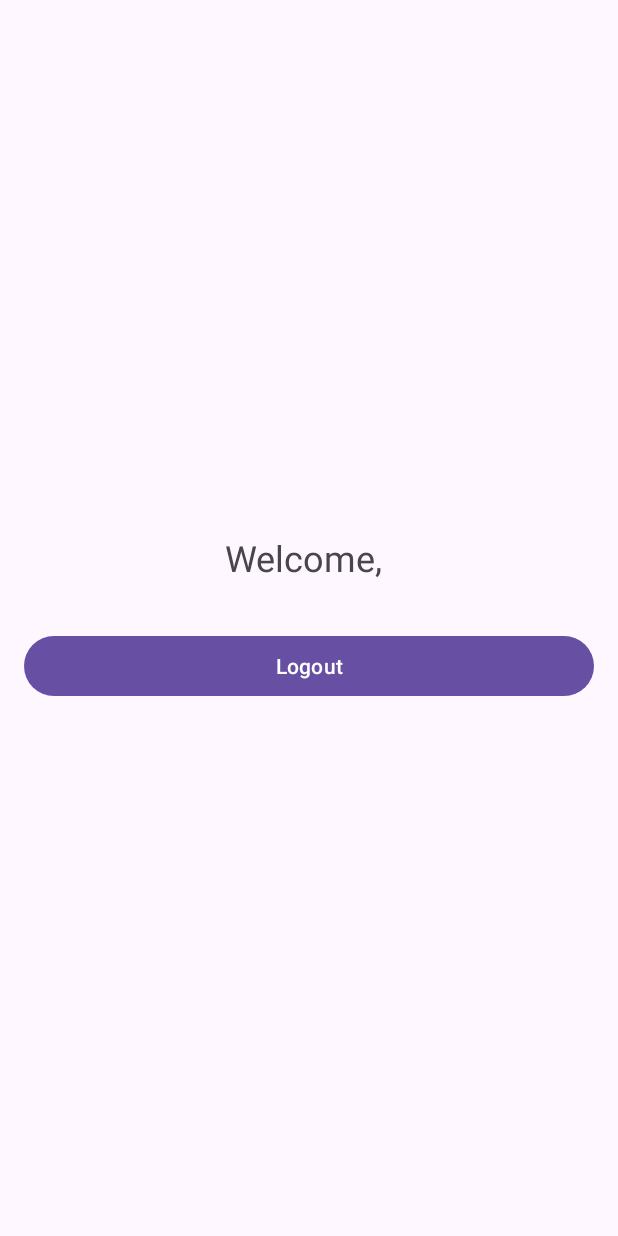
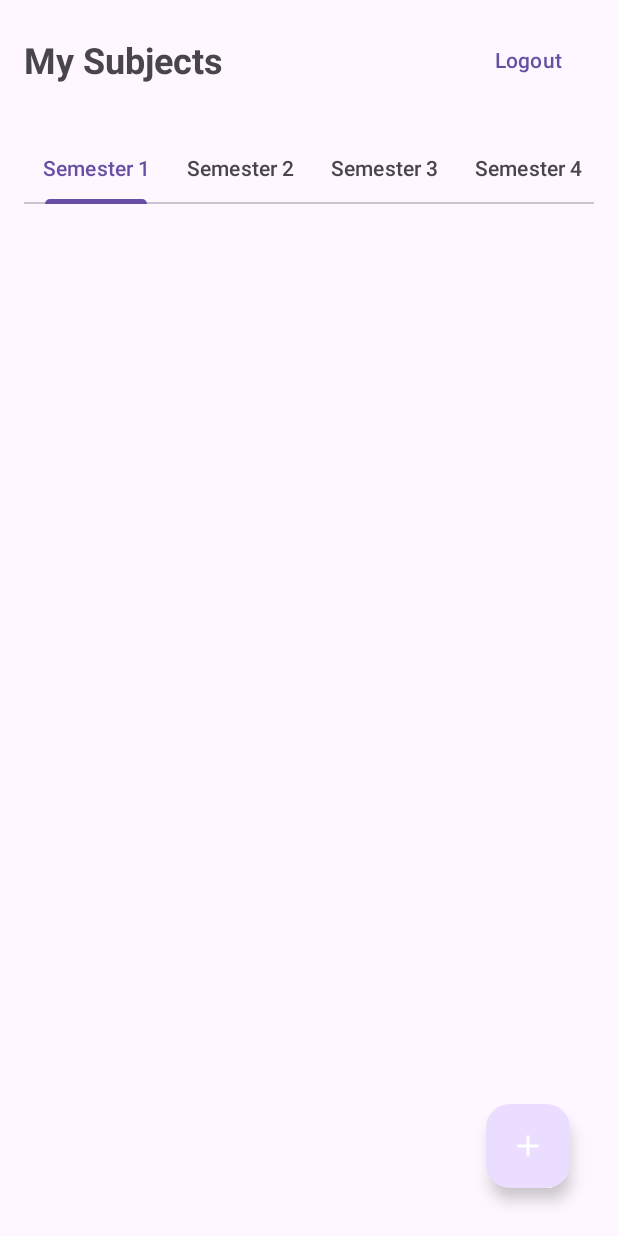
Before and after one commit to pasza003/proteus-app, an Android app: the screen it shows after launch once a user with an empty profile is signed in (MainActivity before the commit, HomeActivity after it), on a phone screen of 412 x 824 dp. Run offline under Robolectric (Android 15) with nearby library versions, the phone set to English and light mode, and no system bars; our stand-ins replace Firebase (no records; nobody signed in at launch, a user with empty details on screens opened directly).

Commit message:
Milestone 2

```diff
--- a/app/build.gradle
+++ b/app/build.gradle
@@ -36,6 +36,9 @@ dependencies {
     implementation libs.activity
     implementation libs.constraintlayout
     implementation libs.firebase.auth
+    implementation libs.firebase.firestore
+    implementation libs.recyclerview
+    implementation libs.material.v190
     testImplementation libs.junit
     androidTestImplementation libs.ext.junit
     androidTestImplementation libs.espresso.core
--- a/app/src/main/AndroidManifest.xml
+++ b/app/src/main/AndroidManifest.xml
@@ -13,7 +13,7 @@
         android:theme="@style/Theme.ProteusApp"
         tools:targetApi="31">
         <activity
-            android:name=".MainActivity"
+            android:name=".HomeActivity"
             android:exported="true">
             <intent-filter>
                 <action android:name="android.intent.action.MAIN" />
@@ -29,6 +29,10 @@
         <activity
             android:name=".RegisterActivity"
             android:exported="false" />
+
+        <activity
+            android:name=".AddSubjectActivity"
+            android:exported="false" />
     </application>
 
 </manifest>
--- /dev/null
+++ b/app/src/main/java/com/example/proteusapp/HomeActivity.java
@@ -0,0 +1,197 @@
+package com.example.proteusapp;
+
+import android.content.Intent;
+import android.os.Bundle;
+import android.util.Log;
+import android.view.View;
+import android.widget.Button;
+import android.widget.Toast;
+
+import androidx.appcompat.app.AppCompatActivity;
+import androidx.recyclerview.widget.LinearLayoutManager;
+import androidx.recyclerview.widget.RecyclerView;
+
+import com.google.android.material.floatingactionbutton.FloatingActionButton;
+import com.google.android.material.tabs.TabLayout;
+import com.google.firebase.auth.FirebaseAuth;
+import com.google.firebase.auth.FirebaseUser;
+import com.google.firebase.firestore.FirebaseFirestore;
+import com.google.firebase.firestore.Query;
+import com.google.firebase.firestore.QueryDocumentSnapshot;
+
+import java.util.ArrayList;
+import java.util.List;
+
+public class HomeActivity extends AppCompatActivity implements SubjectAdapter.OnSubjectActionListener {
+
+    private static final String TAG = "HomeActivity";
+    private FirebaseAuth mAuth;
+    private FirebaseFirestore db;
+    private TabLayout tabLayoutSemesters;
+    private RecyclerView recyclerViewSubjects;
+    private FloatingActionButton fabAddSubject;
+    private Button buttonLogout;
+
+    private SubjectAdapter subjectAdapter;
+    private List<Subject> subjects;
+    private int currentSemester = 1;
+
+    @Override
+    protected void onCreate(Bundle savedInstanceState) {
+        super.onCreate(savedInstanceState);
+        setContentView(R.layout.activity_home);
+
+        mAuth = FirebaseAuth.getInstance();
+        db = FirebaseFirestore.getInstance();
+
+        initializeViews();
+
+        setupSemesterTabs();
+        setupRecyclerView();
+        setupClickListeners();
+
+        loadSubjects(currentSemester);
+    }
+
+    private void initializeViews() {
+        tabLayoutSemesters = findViewById(R.id.tabLayoutSemesters);
+        recyclerViewSubjects = findViewById(R.id.recyclerViewSubjects);
+        fabAddSubject = findViewById(R.id.fabAddSubject);
+        buttonLogout = findViewById(R.id.buttonLogout);
+    }
+
+    private void setupSemesterTabs() {
+        for (int i = 1; i <= 6; i++) {
+            tabLayoutSemesters.addTab(tabLayoutSemesters.newTab().setText("Semester " + i));
+        }
+
+        tabLayoutSemesters.addOnTabSelectedListener(new TabLayout.OnTabSelectedListener() {
+            @Override
+            public void onTabSelected(TabLayout.Tab tab) {
+                currentSemester = tab.getPosition() + 1;
+                loadSubjects(currentSemester);
+            }
+
+            @Override
+            public void onTabUnselected(TabLayout.Tab tab) {}
+
+            @Override
+            public void onTabReselected(TabLayout.Tab tab) {}
+        });
+    }
+
+    private void setupRecyclerView() {
+        subjects = new ArrayList<>();
+        subjectAdapter = new SubjectAdapter(subjects, this);
+        recyclerViewSubjects.setLayoutManager(new LinearLayoutManager(this));
+        recyclerViewSubjects.setAdapter(subjectAdapter);
+    }
+
+    private void setupClickListeners() {
+        buttonLogout.setOnClickListener(v -> logout());
+
+        fabAddSubject.setOnClickListener(v -> {
+            Intent intent = new Intent(this, AddSubjectActivity.class);
+            intent.putExtra("semester", currentSemester);
+            startActivity(intent);
+        });
+    }
+
+    private void loadSubjects(int semester) {
+        FirebaseUser user = mAuth.getCurrentUser();
+        if (user == null) {
+            logout();
+            return;
+        }
+
+        db.collection("users")
+                .document(user.getUid())
+                .collection("subjects")
+                .whereEqualTo("semester", semester)
+                .orderBy("dateAdded", Query.Direction.DESCENDING)
+                .get()
+                .addOnSuccessListener(queryDocumentSnapshots -> {
+                    subjects.clear();
+                    for (QueryDocumentSnapshot document : queryDocumentSnapshots) {
+                        Subject subject = document.toObject(Subject.class);
+                        subject.setId(document.getId());
+                        subjects.add(subject);
+                    }
+                    subjectAdapter.updateSubjects(subjects);
+                    Log.d(TAG, "Loaded " + subjects.size() + " subjects for semester " + semester);
+                })
+                .addOnFailureListener(e -> {
+                    Log.e(TAG, "Error loading subjects", e);
+                    Toast.makeText(this, "Error loading subjects: " + e.getMessage(),
+                            Toast.LENGTH_SHORT).show();
+                });
+    }
+
+    @Override
+    public void onSubjectTakenChanged(Subject subject, boolean taken) {
+        FirebaseUser user = mAuth.getCurrentUser();
+        if (user == null) return;
+
+        subject.setTaken(taken);
+
+        db.collection("users")
+                .document(user.getUid())
+                .collection("subjects")
+                .document(subject.getId())
+                .update("taken", taken)
+                .addOnSuccessListener(aVoid -> {
+                    Log.d(TAG, "Subject updated successfully");
+                    Toast.makeText(this, "Subject " + (taken ? "marked as taken" : "unmarked"),
+                            Toast.LENGTH_SHORT).show();
+                })
+                .addOnFailureListener(e -> {
+                    Log.e(TAG, "Error updating subject", e);
+                    Toast.makeText(this, "Error updating subject: " + e.getMessage(),
+                            Toast.LENGTH_SHORT).show();
+                    loadSubjects(currentSemester);
+                });
+    }
+
+    @Override
+    public void onSubjectRemoved(Subject subject) {
+        FirebaseUser user = mAuth.getCurrentUser();
+        if (user == null) return;
+
+        db.collection("users")
+                .document(user.getUid())
+                .collection("subjects")
+                .document(subject.getId())
+                .delete()
+                .addOnSuccessListener(aVoid -> {
+                    Log.d(TAG, "Subject deleted successfully");
+                    Toast.makeText(this, "Subject removed", Toast.LENGTH_SHORT).show();
+                    loadSubjects(currentSemester);
+                })
+                .addOnFailureListener(e -> {
+                    Log.e(TAG, "Error deleting subject", e);
+                    Toast.makeText(this, "Error removing subject: " + e.getMessage(),
+                            Toast.LENGTH_SHORT).show();
+                });
+    }
+
+    private void logout() {
+        mAuth.signOut();
+        startActivity(new Intent(this, LoginActivity.class));
+        finish();
+    }
+
+    @Override
+    protected void onResume() {
+        super.onResume();
+        loadSubjects(currentSemester);
+    }
+
+    @Override
+    protected void onStart() {
+        super.onStart();
+        FirebaseUser currentUser = mAuth.getCurrentUser();
+        if (currentUser == null) {
+            logout();
+        }
+    }
+}
--- a/app/src/main/java/com/example/proteusapp/LoginActivity.java
+++ b/app/src/main/java/com/example/proteusapp/LoginActivity.java
@@ -87,7 +87,7 @@ public class LoginActivity extends AppCompatActivity {
                         if (task.isSuccessful()) {
                             // Sign in success, update UI with the signed-in user's information
                             Toast.makeText(LoginActivity.this, "Login successful", Toast.LENGTH_SHORT).show();
-                            startActivity(new Intent(LoginActivity.this, MainActivity.class));
+                            startActivity(new Intent(LoginActivity.this, HomeActivity.class));
                             finish();
                         } else {
                             // If sign in fails, display a message to the user
--- a/app/src/main/java/com/example/proteusapp/MainActivity.java
+++ /dev/null
@@ -1,57 +0,0 @@
-package com.example.proteusapp;
-
-import android.content.Intent;
-import android.os.Bundle;
-import android.view.View;
-import android.widget.Button;
-import android.widget.TextView;
-
-import androidx.appcompat.app.AppCompatActivity;
-
-import com.google.firebase.auth.FirebaseAuth;
-import com.google.firebase.auth.FirebaseUser;
-
-public class MainActivity extends AppCompatActivity {
-
-    private TextView textViewWelcome;
-    private Button buttonLogout;
-    private FirebaseAuth mAuth;
-
-    @Override
-    protected void onCreate(Bundle savedInstanceState) {
-        super.onCreate(savedInstanceState);
-        setContentView(R.layout.activity_main);
-
-        // Initialize Firebase Auth
-        mAuth = FirebaseAuth.getInstance();
-
-        // Initialize views
-        textViewWelcome = findViewById(R.id.textViewWelcome);
-        buttonLogout = findViewById(R.id.buttonLogout);
-
-        // Logout button click listener
-        buttonLogout.setOnClickListener(new View.OnClickListener() {
-            @Override
-            public void onClick(View v) {
-                mAuth.signOut();
-                startActivity(new Intent(MainActivity.this, LoginActivity.class));
-                finish();
-            }
-        });
-    }
-
-    @Override
-    protected void onStart() {
-        super.onStart();
-        // Check if user is signed in
-        FirebaseUser currentUser = mAuth.getCurrentUser();
-        if (currentUser == null) {
-            // User is not logged in, redirect to login
-            startActivity(new Intent(this, LoginActivity.class));
-            finish();
-        } else {
-            // User is logged in, display welcome message
-            textViewWelcome.setText("Welcome, " + currentUser.getEmail());
-        }
-    }
-}
--- a/app/src/main/java/com/example/proteusapp/RegisterActivity.java
+++ b/app/src/main/java/com/example/proteusapp/RegisterActivity.java
@@ -101,7 +101,7 @@ public class RegisterActivity extends AppCompatActivity {
                         if (task.isSuccessful()) {
                             // Sign in success
                             Toast.makeText(RegisterActivity.this, "User registered successfully", Toast.LENGTH_SHORT).show();
-                            startActivity(new Intent(RegisterActivity.this, MainActivity.class));
+                            startActivity(new Intent(RegisterActivity.this, HomeActivity.class));
                             finish();
                         } else {
                             // If registration fails, display a message to the user
--- /dev/null
+++ b/app/src/main/java/com/example/proteusapp/SubjectAdapter.java
@@ -0,0 +1,88 @@
+package com.example.proteusapp;
+
+import android.view.LayoutInflater;
+import android.view.View;
+import android.view.ViewGroup;
+import android.widget.Button;
+import android.widget.CheckBox;
+import android.widget.TextView;
+
+import androidx.annotation.NonNull;
+import androidx.recyclerview.widget.RecyclerView;
+
+import java.util.List;
+
+public class SubjectAdapter extends RecyclerView.Adapter<SubjectAdapter.SubjectViewHolder> {
+
+    private List<Subject> subjects;
+    private OnSubjectActionListener listener;
+
+    public interface OnSubjectActionListener {
+        void onSubjectTakenChanged(Subject subject, boolean taken);
+        void onSubjectRemoved(Subject subject);
+    }
+
+    public SubjectAdapter(List<Subject> subjects, OnSubjectActionListener listener) {
+        this.subjects = subjects;
+        this.listener = listener;
+    }
+
+    @NonNull
+    @Override
+    public SubjectViewHolder onCreateViewHolder(@NonNull ViewGroup parent, int viewType) {
+        View view = LayoutInflater.from(parent.getContext())
+                .inflate(R.layout.item_subject, parent, false);
+        return new SubjectViewHolder(view);
+    }
+
+    @Override
+    public void onBindViewHolder(@NonNull SubjectViewHolder holder, int position) {
+        Subject subject = subjects.get(position);
+        holder.bind(subject);
+    }
+
+    @Override
+    public int getItemCount() {
+        return subjects.size();
+    }
+
+    public void updateSubjects(List<Subject> newSubjects) {
+        this.subjects = newSubjects;
+        notifyDataSetChanged();
+    }
+
+    class SubjectViewHolder extends RecyclerView.ViewHolder {
+        private TextView textViewSubjectName;
+        private TextView textViewCredits;
+        private CheckBox checkBoxTaken;
+        private Button buttonRemove;
+
+        public SubjectViewHolder(@NonNull View itemView) {
+            super(itemView);
+            textViewSubjectName = itemView.findViewById(R.id.textViewSubjectName);
+            textViewCredits = itemView.findViewById(R.id.textViewCredits);
+            checkBoxTaken = itemView.findViewById(R.id.checkBoxTaken);
+            buttonRemove = itemView.findViewById(R.id.buttonRemove);
+        }
+
+        public void bind(Subject subject) {
+            textViewSubjectName.setText(subject.getName());
+            textViewCredits.setText(subject.getCredits() + " Credits");
+            checkBoxTaken.setChecked(subject.isTaken());
+
+            checkBoxTaken.setOnClickListener(v -> {
+                CheckBox checkBox = (CheckBox) v;
+                boolean isChecked = checkBox.isChecked();
+                if (listener != null) {
+                    listener.onSubjectTakenChanged(subject, isChecked);
+                }
+            });
+
+            buttonRemove.setOnClickListener(v -> {
+                if (listener != null) {
+                    listener.onSubjectRemoved(subject);
+                }
+            });
+        }
+    }
+}
--- /dev/null
+++ b/app/src/main/res/drawable/ic_add.xml
@@ -0,0 +1,9 @@
+<vector xmlns:android="http://schemas.android.com/apk/res/android"
+    android:width="24dp"
+    android:height="24dp"
+    android:viewportWidth="24.0"
+    android:viewportHeight="24.0">
+    <path
+        android:fillColor="#FF000000"
+        android:pathData="M19,13h-6v6h-2v-6H5v-2h6V5h2v6h6v2z"/>
+</vector>
--- /dev/null
+++ b/app/src/main/res/layout/activity_home.xml
@@ -0,0 +1,59 @@
+<?xml version="1.0" encoding="utf-8"?>
+<LinearLayout xmlns:android="http://schemas.android.com/apk/res/android"
+    xmlns:app="http://schemas.android.com/apk/res-auto"
+    android:layout_width="match_parent"
+    android:layout_height="match_parent"
+    android:orientation="vertical"
+    android:padding="16dp">
+
+    <!-- Header -->
+    <LinearLayout
+        android:layout_width="match_parent"
+        android:layout_height="wrap_content"
+        android:orientation="horizontal"
+        android:gravity="center_vertical"
+        android:layout_marginBottom="24dp">
+
+        <TextView
+            android:layout_width="0dp"
+            android:layout_height="wrap_content"
+            android:layout_weight="1"
+            android:text="My Subjects"
+            android:textSize="24sp"
+            android:textStyle="bold" />
+
+        <Button
+            android:id="@+id/buttonLogout"
+            android:layout_width="wrap_content"
+            android:layout_height="wrap_content"
+            android:text="Logout"
+            style="@style/Widget.Material3.Button.TextButton" />
+
+    </LinearLayout>
+
+    <!-- Semester Tabs -->
+    <com.google.android.material.tabs.TabLayout
+        android:id="@+id/tabLayoutSemesters"
+        android:layout_width="match_parent"
+        android:layout_height="wrap_content"
+        android:layout_marginBottom="16dp"
+        app:tabMode="scrollable" />
+
+    <!-- Subject List -->
+    <androidx.recyclerview.widget.RecyclerView
+        android:id="@+id/recyclerViewSubjects"
+        android:layout_width="match_parent"
+        android:layout_height="0dp"
+        android:layout_weight="1" />
+
+    <!-- Add Subject Button -->
+    <com.google.android.material.floatingactionbutton.FloatingActionButton
+        android:id="@+id/fabAddSubject"
+        android:layout_width="wrap_content"
+        android:layout_height="wrap_content"
+        android:layout_gravity="bottom|end"
+        android:layout_margin="16dp"
+        android:src="@drawable/ic_add"
+        app:tint="@android:color/white" />
+
+</LinearLayout>
--- a/gradle/libs.versions.toml
+++ b/gradle/libs.versions.toml
@@ -1,6 +1,7 @@
 [versions]
 agp = "8.9.1"
 firebaseAuth = "23.2.0"
+firebaseFirestore = "24.7.1"
 googleServices = "4.4.2"
 junit = "4.13.2"
 junitVersion = "1.1.5"
@@ -9,9 +10,12 @@ appcompat = "1.6.1"
 material = "1.10.0"
 activity = "1.8.0"
 constraintlayout = "2.1.4"
+materialVersion = "1.9.0"
+recyclerview = "1.3.1"
 
 [libraries]
 firebase-auth = { module = "com.google.firebase:firebase-auth", version.ref = "firebaseAuth" }
+firebase-firestore = { module = "com.google.firebase:firebase-firestore", version.ref = "firebaseFirestore" }
 google-services = { module = "com.google.gms:google-services", version.ref = "googleServices" }
 junit = { group = "junit", name = "junit", version.ref = "junit" }
 ext-junit = { group = "androidx.test.ext", name = "junit", version.ref = "junitVersion" }
@@ -20,6 +24,8 @@ appcompat = { group = "androidx.appcompat", name = "appcompat", version.ref = "a
 material = { group = "com.google.android.material", name = "material", version.ref = "material" }
 activity = { group = "androidx.activity", name = "activity", version.ref = "activity" }
 constraintlayout = { group = "androidx.constraintlayout", name = "constraintlayout", version.ref = "constraintlayout" }
+material-v190 = { module = "com.google.android.material:material", version.ref = "materialVersion" }
+recyclerview = { module = "androidx.recyclerview:recyclerview", version.ref = "recyclerview" }
 
 [plugins]
 android-application = { id = "com.android.application", version.ref = "agp" }
```
Also changed, not shown: app/src/main/java/com/example/proteusapp/AddSubjectActivity.java (added, +117 -0 lines), app/src/main/java/com/example/proteusapp/Subject.java (added, +42 -0 lines), app/src/main/res/drawable/ic_delete.xml (added, +9 -0 lines), app/src/main/res/layout/activity_add_subject.xml (added, +68 -0 lines), app/src/main/res/layout/item_subject.xml (added, +71 -0 lines).
